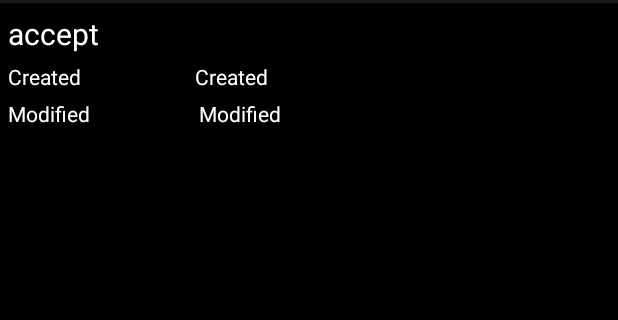
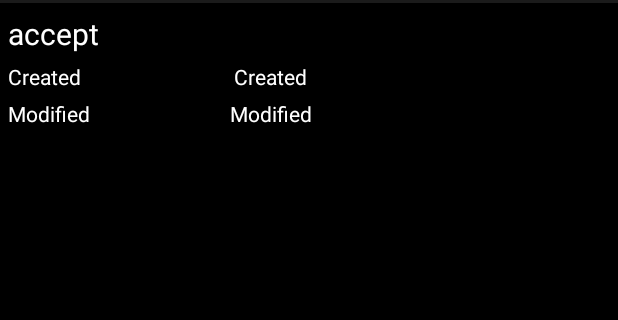
Before and after one commit to AntonioDiaz/QuickNotesApp, an Android app: the layout my_item.xml on its own in the app's theme, with its tools: preview values and no code run, on a phone screen of 412 x 824 dp, the part 69-389 px from its top. Run offline under Robolectric (Android 15) with nearby library versions, the phone set to English and light mode, and no system bars.

```diff
--- a/app/src/main/java/com/example/toni/myapplication/ComplexListAdapter.java
+++ b/app/src/main/java/com/example/toni/myapplication/ComplexListAdapter.java
@@ -59,9 +59,8 @@ public class ComplexListAdapter extends BaseAdapter {
         }
         textView = (TextView)view.findViewById(R.id.creation_date);
         Date myDate = notesList.getNotes().get(position).getDateCreation();
+        SimpleDateFormat dateFormat = new SimpleDateFormat("yyyy-MM-dd hh:mm:ss");
         if (myDate!=null) {
-            //SimpleDateFormat dateFormat = new SimpleDateFormat("yyyy-MM-dd hh:mm:ss");
-            SimpleDateFormat dateFormat = new SimpleDateFormat("yyyy");
             textView.setText(dateFormat.format(myDate));
         } else {
             textView.setText("");
@@ -69,7 +68,6 @@ public class ComplexListAdapter extends BaseAdapter {
         textView = (TextView)view.findViewById(R.id.modification_date);
         myDate = notesList.getNotes().get(position).getDateModification();
         if (myDate!=null) {
-            SimpleDateFormat dateFormat = new SimpleDateFormat("yyyy");
             textView.setText(dateFormat.format(myDate));
         } else {
             textView.setText("");
--- a/app/src/main/java/com/example/toni/myapplication/business/NotesList.java
+++ b/app/src/main/java/com/example/toni/myapplication/business/NotesList.java
@@ -19,6 +19,7 @@ import java.io.Serializable;
 import java.lang.reflect.Type;
 import java.util.ArrayList;
 import java.util.Collection;
+import java.util.Date;
 import java.util.List;
 
 import org.json.JSONObject;
@@ -109,8 +110,10 @@ public class NotesList implements Serializable {
      * @throws IOException
      */
     public void saveNote(Note note, String noteText, Context context) throws IOException {
+        note.setDateModification(new Date());
         FileOutputStream fileOutputStream = context.openFileOutput(note.getId().toString(), Context.MODE_PRIVATE);
         fileOutputStream.write(noteText.getBytes());
+        this.persitNotesList(context);
         fileOutputStream.close();
     }
 
--- a/app/src/main/res/layout/my_item.xml
+++ b/app/src/main/res/layout/my_item.xml
@@ -32,9 +32,9 @@
         android:layout_marginRight="5dp"
         android:orientation="horizontal">
         <TextView
-            android:layout_width="wrap_content"
+            android:layout_width="0px"
             android:layout_height="wrap_content"
-            android:layout_weight="1"
+            android:layout_weight="3"
             android:background="@android:color/background_dark"
             android:textSize="14dp"
             android:text="@string/creation_date"
@@ -44,7 +44,7 @@
             android:id="@+id/creation_date"
             android:layout_width="wrap_content"
             android:layout_height="wrap_content"
-            android:layout_weight="3"
+            android:layout_weight="4"
             android:background="@android:color/background_dark"
             android:textSize="14dp"
             android:text="@string/creation_date"
@@ -60,9 +60,9 @@
         android:layout_marginRight="5dp"
         android:orientation="horizontal">
         <TextView
-            android:layout_width="wrap_content"
+            android:layout_width="0px"
             android:layout_height="wrap_content"
-            android:layout_weight="1"
+            android:layout_weight="3"
             android:background="@android:color/background_dark"
             android:textSize="14dp"
             android:text="@string/modification_date"
@@ -72,7 +72,7 @@
             android:id="@+id/modification_date"
             android:layout_width="wrap_content"
             android:layout_height="wrap_content"
-            android:layout_weight="3"
+            android:layout_weight="4"
             android:background="@android:color/background_dark"
             android:textSize="14dp"
             android:text="@string/modification_date"
```
Also changed, not shown: app/src/main/java/com/example/toni/myapplication/EditNoteActivity.java (+14 -6 lines), app/src/main/java/com/example/toni/myapplication/business/Note.java (+23 -7 lines).
